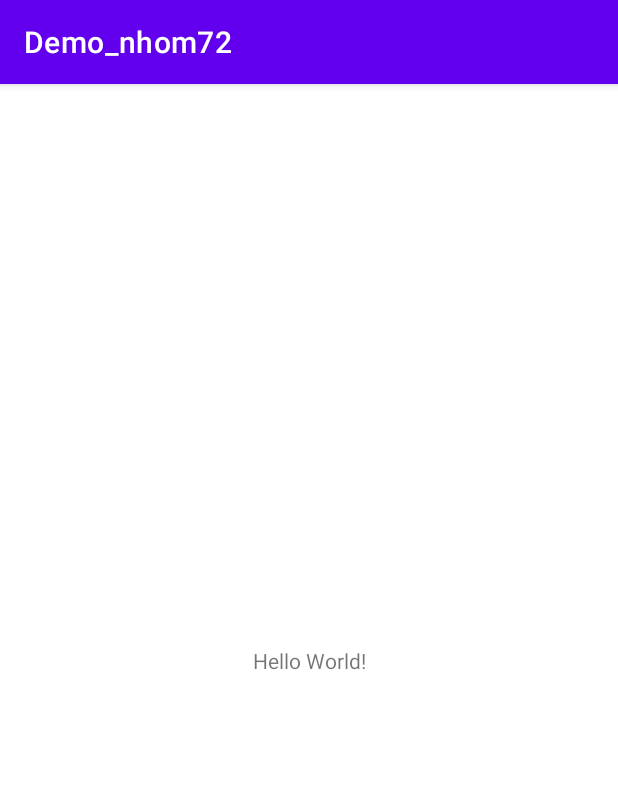
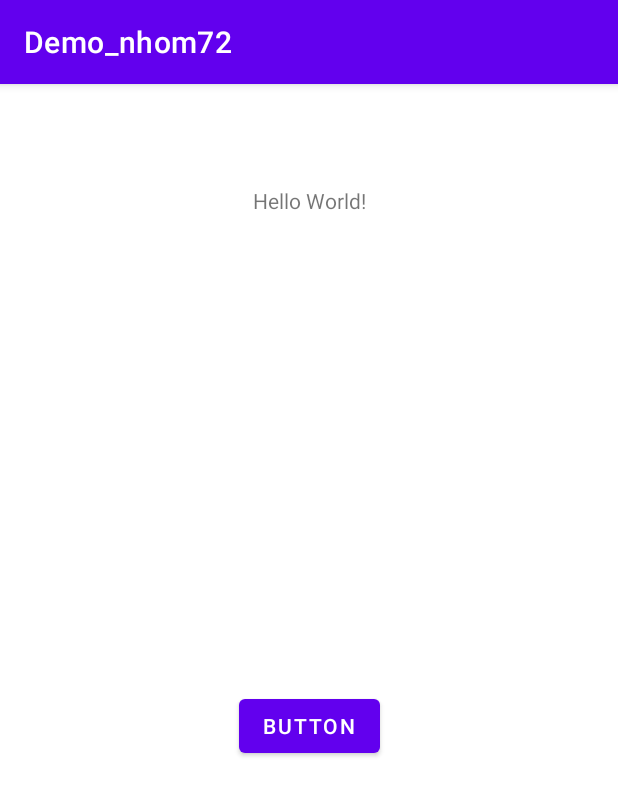
Before and after one commit to DangWeKunt/nhom7_demo-github, an Android app: the screen it shows after launch (MainActivity), on a phone screen of 412 x 824 dp. Shown: the top 796 px of the screen. Run offline under Robolectric (Android 15) with nearby library versions, the phone set to English and light mode, and no system bars.

Commit message:
manh_ngu_lam

```diff
--- a/app/src/main/res/layout/activity_main.xml
+++ b/app/src/main/res/layout/activity_main.xml
@@ -6,13 +6,27 @@
     android:layout_height="match_parent"
     tools:context=".MainActivity">
 
+    <Button
+        android:id="@+id/button5"
+        android:layout_width="wrap_content"
+        android:layout_height="wrap_content"
+        android:text="Button"
+        app:layout_constraintBottom_toBottomOf="parent"
+        app:layout_constraintEnd_toEndOf="parent"
+        app:layout_constraintHorizontal_bias="0.5"
+        app:layout_constraintStart_toStartOf="parent"
+        app:layout_constraintTop_toBottomOf="@+id/textView4"
+        app:layout_constraintVertical_bias="0.5" />
+
     <TextView
+        android:id="@+id/textView4"
         android:layout_width="wrap_content"
         android:layout_height="wrap_content"
         android:text="Hello World!"
         app:layout_constraintBottom_toBottomOf="parent"
         app:layout_constraintEnd_toEndOf="parent"
         app:layout_constraintStart_toStartOf="parent"
-        app:layout_constraintTop_toTopOf="parent" />
+        app:layout_constraintTop_toTopOf="parent"
+        app:layout_constraintVertical_bias="0.091" />
 
 </androidx.constraintlayout.widget.ConstraintLayout>
```
